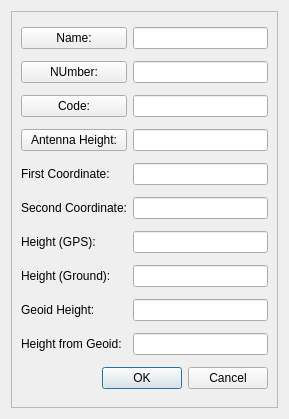
First picture: the form in gps_3d_capture_plugin_save_point_dialog.ui, repository DavidHernandezLopez/GPS3DCapturePlugin, before the edit.
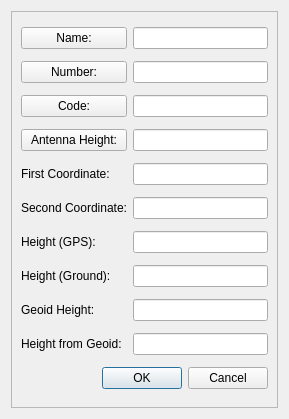
Second picture: the form after the edit.

Diff of the .ui file:
```diff
--- a/gps_3d_capture_plugin_save_point_dialog.ui
+++ b/gps_3d_capture_plugin_save_point_dialog.ui
@@ -40,7 +40,7 @@
       <item row="1" column="0">
        <widget class="QPushButton" name="numberPushButton">
         <property name="text">
-         <string>NUmber:</string>
+         <string>Number:</string>
         </property>
        </widget>
       </item>
```
